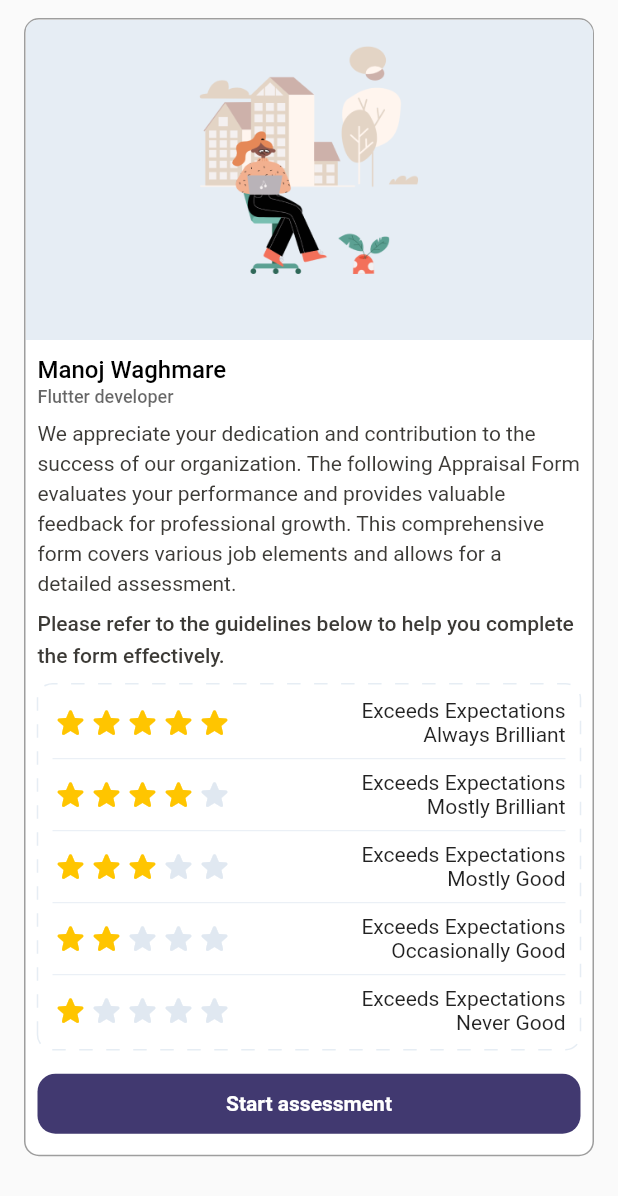
After one commit to Nachi-on-git/flutter_mavericks, a Flutter app: the StartAppraisalInfoScreen screen opened directly, on a phone screen of 412 x 824 dp. The commit adds this screen. Shown: the top 1196 px of the screen. Run offline on Flutter 3.47's test engine with Material 3 defaults, Android fonts, the phone set to English and light mode, and no system bars; drawn by our look-alikes of dotted_border; our stand-ins replace file_picker, flutter_dotenv, shared_preferences; missing offline and left inert: excel; accounts and stored records are empty.

Commit message:
- Add appraisal info screen

```diff
--- /dev/null
+++ b/flutter_mavericks/lib/screens/appraisal_info_screen.dart
@@ -0,0 +1,179 @@
+import 'package:dotted_border/dotted_border.dart';
+import 'package:flutter/material.dart';
+import 'package:flutter_mavericks/design_system/sizesystem.dart';
+
+import '../design_system/color_system.dart';
+
+class StartAppraisalInfoScreen extends StatelessWidget {
+  const StartAppraisalInfoScreen({super.key});
+
+  @override
+  Widget build(BuildContext context) {
+    return Scaffold(
+      body: SafeArea(
+        bottom: false,
+        child: Padding(
+          padding: const EdgeInsets.all(SizeSystem.size16).copyWith(top: SizeSystem.size12),
+          child: Container(
+            decoration: BoxDecoration(
+              color: Colors.white,
+              borderRadius: const BorderRadius.all(Radius.circular(10)),
+              border: Border.all(color: Colors.grey),
+            ),
+            child: SingleChildScrollView(
+              child: Column(
+                crossAxisAlignment: CrossAxisAlignment.start,
+                mainAxisSize: MainAxisSize.min,
+                children: [
+                  Image.asset(
+                    "assets/images/appraisals_dashboard.png",
+                    width: double.infinity,
+                    fit: BoxFit.cover,
+                  ),
+                  const SizedBox(height: SizeSystem.size2),
+                  Padding(
+                    padding: const EdgeInsets.all(SizeSystem.size8),
+                    child: Column(
+                      crossAxisAlignment: CrossAxisAlignment.start,
+                      mainAxisSize: MainAxisSize.min,
+                      children: [
+                        const Text(
+                          "Manoj Waghmare",
+                          style: TextStyle(
+                            fontSize: SizeSystem.size16,
+                            fontWeight: FontWeight.w500,
+                            color: Color(0xff000000),
+                          ),
+                        ),
+                        const SizedBox(height: SizeSystem.size2),
+                        Text(
+                          "Flutter developer",
+                          style: TextStyle(
+                            fontSize: SizeSystem.size12,
+                            fontWeight: FontWeight.w500,
+                            color: const Color(0xff000000).withOpacity(.6),
+                          ),
+                        ),
+                        const SizedBox(height: SizeSystem.size6),
+                        const Text(
+                          "We appreciate your dedication and contribution to the success of our organization. The following Appraisal Form evaluates your performance and provides valuable feedback for professional growth. This comprehensive form covers various job elements and allows for a detailed assessment. ",
+                          style: TextStyle(
+                            fontSize: SizeSystem.size14,
+                            color: Color(0xff3C3A36),
+                            height: 20 / 14,
+                          ),
+                        ),
+                        const SizedBox(height: SizeSystem.size6),
+                        const Text(
+                          "Please refer to the guidelines below to help you complete the form effectively.",
+                          style: TextStyle(
+                            fontSize: SizeSystem.size14,
+                            color: Color(0xff3C3A36),
+                            fontWeight: FontWeight.w500,
+                            height: 21 / 14,
+                          ),
+                        ),
+                        const SizedBox(height: SizeSystem.size10),
+                        DottedBorder(
+                          radius: const Radius.circular(SizeSystem.size10),
+                          borderType: BorderType.RRect,
+                          dashPattern: const [1, 0, 8],
+                          color: const Color(0xffE6EDF4),
+                          strokeWidth: 1,
+                          child: const Padding(
+                            padding: EdgeInsets.all(8.0),
+                            child: Column(
+                              children: [
+                                RatingWidget(stars: 5, description: "Exceeds Expectations Always Brilliant"),
+                                Divider(color: Color(0xffE6EDF4)),
+                                RatingWidget(stars: 4, description: "Exceeds Expectations Mostly Brilliant"),
+                                Divider(color: Color(0xffE6EDF4)),
+                                RatingWidget(stars: 3, description: "Exceeds Expectations Mostly Good"),
+                                Divider(color: Color(0xffE6EDF4)),
+                                RatingWidget(stars: 2, description: "Exceeds Expectations Occasionally Good"),
+                                Divider(color: Color(0xffE6EDF4)),
+                                RatingWidget(stars: 1, description: "Exceeds Expectations Never Good"),
+                              ],
+                            ),
+                          ),
+                        ),
+                        const SizedBox(height: SizeSystem.size16),
+                        InkWell(
+                          onTap: () {
+                            /// TODO start appraisal form on tap of this button
+                          },
+                          child: Container(
+                            width: MediaQuery.of(context).size.width,
+                            padding: const EdgeInsets.symmetric(
+                              vertical: SizeSystem.size12,
+                            ),
+                            decoration: BoxDecoration(borderRadius: BorderRadius.circular(SizeSystem.size12), color: ColorSystem.primaryColor),
+                            child: const Center(
+                              child: Text(
+                                'Start assessment',
+                                style: TextStyle(color: ColorSystem.white, fontWeight: FontWeight.bold),
+                              ),
+                            ),
+                          ),
+                        ),
+                        const SizedBox(height: SizeSystem.size6),
+                      ],
+                    ),
+                  ),
+                ],
+              ),
+            ),
+          ),
+        ),
+      ),
+    );
+  }
+}
+
+class StarRating extends StatelessWidget {
+  final int starCount;
+
+  const StarRating({Key? key, required this.starCount}) : super(key: key);
+
+  @override
+  Widget build(BuildContext context) {
+    return Expanded(
+      child: Row(
+        children: List.generate(
+          5,
+          (index) => Icon(
+            Icons.star_rounded,
+            color: index < starCount ? const Color(0xffFFC500) : const Color(0xffE0E8F1),
+          ),
+        ),
+      ),
+    );
+  }
+}
+
+class RatingWidget extends StatelessWidget {
+  final int stars;
+  final String description;
+
+  const RatingWidget({Key? key, required this.stars, required this.description}) : super(key: key);
+
+  @override
+  Widget build(BuildContext context) {
+    return Column(
+      children: [
+        Row(
+          mainAxisAlignment: MainAxisAlignment.spaceBetween,
+          children: [
+            StarRating(starCount: stars),
+            Expanded(
+              child: Text(
+                description,
+                textAlign: TextAlign.end,
+              ),
+            ),
+          ],
+        ),
+      ],
+    );
+  }
+}
--- a/flutter_mavericks/lib/screens/manager_timesheet.dart
+++ b/flutter_mavericks/lib/screens/manager_timesheet.dart
@@ -1,5 +1,4 @@
 import 'package:flutter/material.dart';
-import 'package:flutter/widgets.dart';
 import 'package:flutter_mavericks/design_system/sizesystem.dart';
 import 'package:flutter_mavericks/screens/timesheet_details.dart';
 import 'package:shared_preferences/shared_preferences.dart';
--- a/flutter_mavericks/lib/screens/onboarding/splash_screen.dart
+++ b/flutter_mavericks/lib/screens/onboarding/splash_screen.dart
@@ -5,7 +5,7 @@ import 'dart:async';
 import 'package:flutter/material.dart';
 import 'package:shared_preferences/shared_preferences.dart';
 
-import '../../test_file.dart';
+import '../appraisal_info_screen.dart';
 import '../dashboard.dart';
 import 'onboarding_view.dart';
 
@@ -28,7 +28,7 @@ class SplashScreenState extends State<SplashScreen> {
       } else {
         Navigator.of(context).pushReplacement(MaterialPageRoute(
           // builder: (context) => const LoginScreen(),
-          builder: (context) => const TestFile(),
+          builder: (context) => const StartAppraisalInfoScreen(),
         ));
       }
     } else {
--- a/flutter_mavericks/lib/test_file.dart
+++ /dev/null
@@ -1,24 +0,0 @@
-import 'package:flutter/material.dart';
-import 'package:flutter_mavericks/design_system/sizesystem.dart';
-import 'package:flutter_mavericks/widgets/appraisals_card.dart';
-
-class TestFile extends StatelessWidget {
-  const TestFile({super.key});
-
-  @override
-  Widget build(BuildContext context) {
-    return Scaffold(
-      body: Padding(
-        padding: const EdgeInsets.all(SizeSystem.size16),
-        child: ListView.builder(itemBuilder: (context, index) {
-          return AppraisalsCard(
-            appraisalYear: 'May 2024',
-            employeeName: index % 2 == 0 ? 'Nachiket Labade' : 'Manoj Waghmare',
-            employeeDesignation: index % 2 == 0 ? 'Mobile App Developer' : 'Flutter Developer',
-            isResponseSubmitted: index % 2 == 0 ? true : false,
-          );
-        }),
-      ),
-    );
-  }
-}
--- a/flutter_mavericks/pubspec.yaml
+++ b/flutter_mavericks/pubspec.yaml
@@ -38,6 +38,7 @@ dependencies:
   file_picker:
   excel:
   intl:
+  dotted_border: ^2.1.0
 
 
 
```
Also changed, not shown: flutter_mavericks/pubspec.lock.
